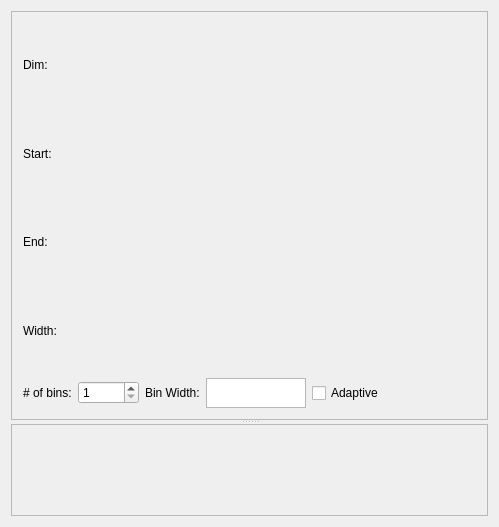
This is Code/Mantid/MantidQt/SliceViewer/inc/MantidQtSliceViewer/LineViewer.ui in mantidproject/mantid as Qt 5 draws it before an edit. The edited form follows.
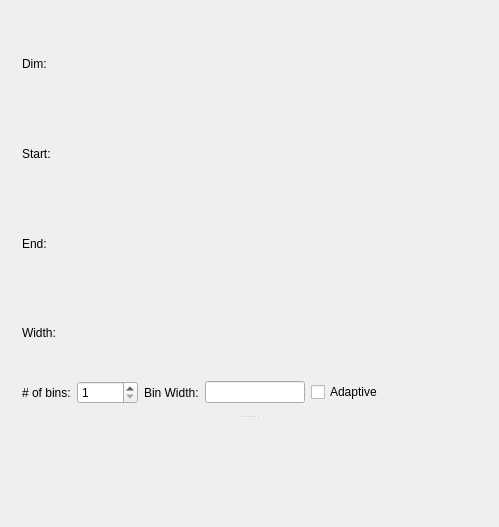
This is the edited form.

Commit message: Refs #4122 more in the line viewer

Diff of the .ui file:
```diff
--- a/Code/Mantid/MantidQt/SliceViewer/inc/MantidQtSliceViewer/LineViewer.ui
+++ b/Code/Mantid/MantidQt/SliceViewer/inc/MantidQtSliceViewer/LineViewer.ui
@@ -21,13 +21,15 @@
      </property>
      <widget class="QFrame" name="frmTop">
       <property name="frameShape">
-       <enum>QFrame::StyledPanel</enum>
+       <enum>QFrame::NoFrame</enum>
       </property>
       <property name="frameShadow">
        <enum>QFrame::Raised</enum>
       </property>
       <layout class="QVBoxLayout" name="verticalLayout">
        <item>
+        <layout class="QHBoxLayout" name="horizontalLayoutTopTop" stretch="0,0,1">
+         <item>
         <layout class="QGridLayout" name="gridLayout">
          <item row="0" column="0">
           <widget class="QLabel" name="lblDim">
@@ -60,6 +62,31 @@
         </layout>
        </item>
        <item>
+          <widget class="QFrame" name="frmTopRight">
+           <property name="frameShape">
+            <enum>QFrame::NoFrame</enum>
+           </property>
+           <property name="frameShadow">
+            <enum>QFrame::Raised</enum>
+           </property>
+          </widget>
+         </item>
+         <item>
+          <spacer name="horizontalSpacer_2">
+           <property name="orientation">
+            <enum>Qt::Horizontal</enum>
+           </property>
+           <property name="sizeHint" stdset="0">
+            <size>
+             <width>40</width>
+             <height>20</height>
+            </size>
+           </property>
+          </spacer>
+         </item>
+        </layout>
+       </item>
+       <item>
         <layout class="QHBoxLayout" name="layoutNumBins">
          <item>
           <widget class="QLabel" name="lblBins">
@@ -89,11 +116,11 @@
           </widget>
          </item>
          <item>
-          <widget class="QPlainTextEdit" name="plainTextEdit">
+          <widget class="QLineEdit" name="textBinWidth">
            <property name="maximumSize">
             <size>
              <width>100</width>
-             <height>30</height>
+             <height>16777215</height>
             </size>
            </property>
            <property name="toolTip">
@@ -130,7 +157,7 @@
      </widget>
      <widget class="QFrame" name="frmPlot">
       <property name="frameShape">
-       <enum>QFrame::StyledPanel</enum>
+       <enum>QFrame::NoFrame</enum>
       </property>
       <property name="frameShadow">
        <enum>QFrame::Raised</enum>
```
Left out of the diff: 5 changed lines with no effect on the pictures. Lines whose indentation alone changed are shown as unchanged. The commit also changes 4 other files.
